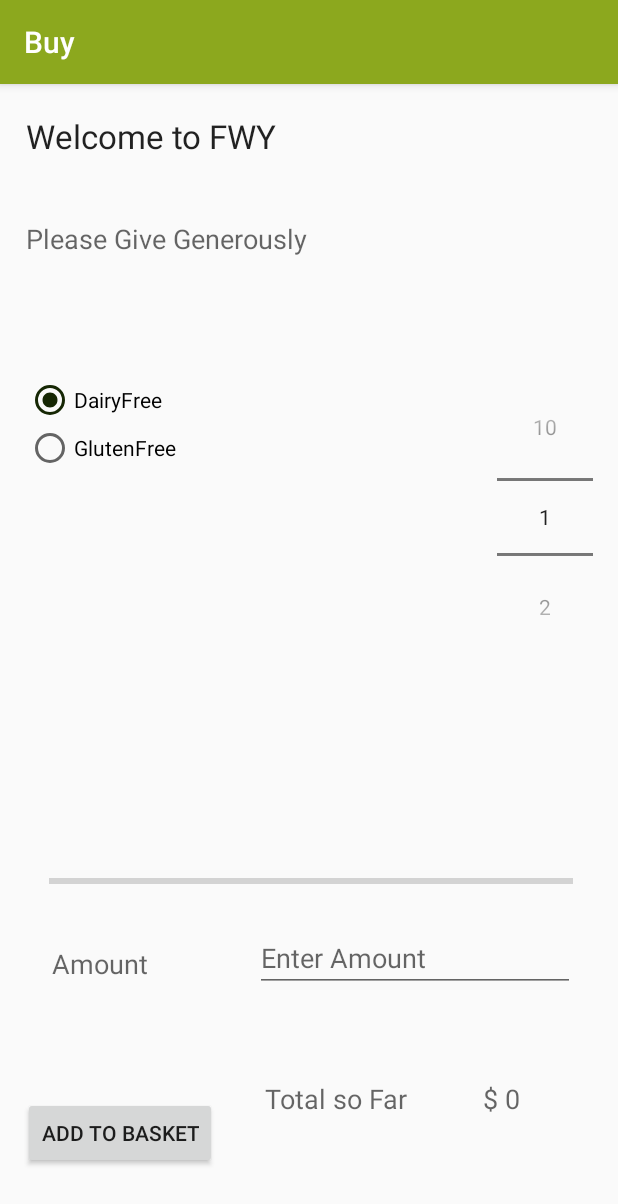
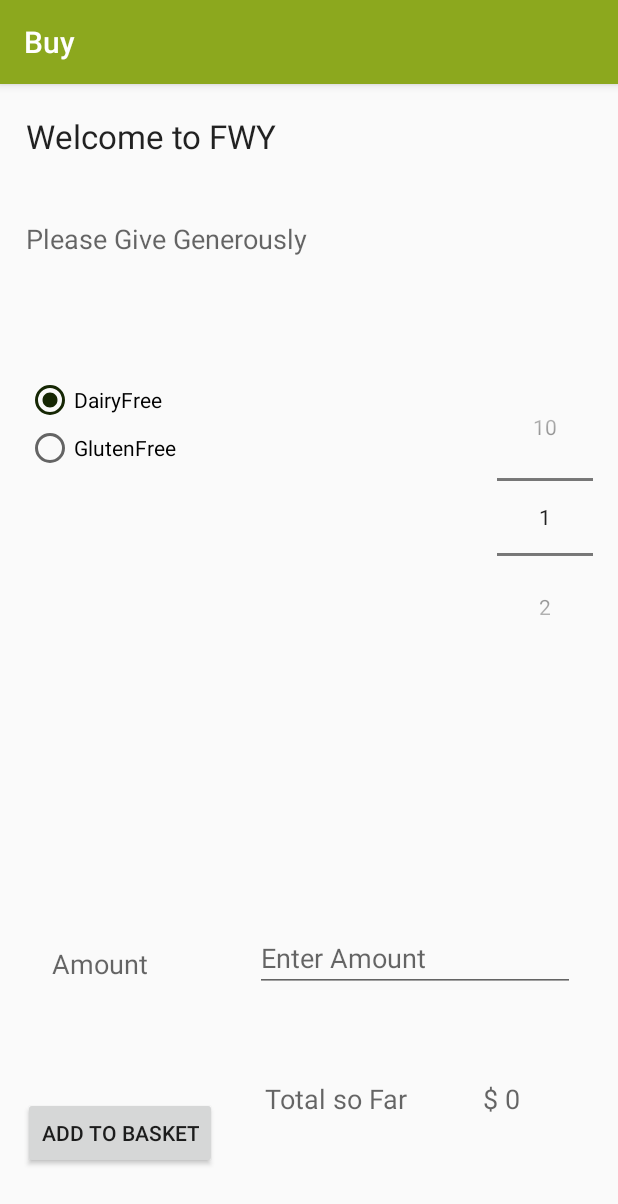
Before and after one commit to kellybertels/FoodYourWay, an Android app: the fragment FoodFragment shown on its own in the app's theme, on a phone screen of 412 x 824 dp. Shown: the top 1204 px of the screen. Run offline under Robolectric (Android 15) with nearby library versions, the phone set to English and light mode, and no system bars; our stand-ins replace Firebase (no records; nobody signed in at launch, a user with empty details on screens opened directly), Picasso; libraries missing offline, so code that uses them is left out: jp.wasabeef.picasso; pictures from the network do not load.

Commit message:
Progress bar limiting total amount, removed, does not apply to a Food delivery APP, client can expend and buy as much he wants.

```diff
--- a/app/src/main/java/ie/wit_student/fragments/FoodFragment.kt
+++ b/app/src/main/java/ie/wit_student/fragments/FoodFragment.kt
@@ -45,7 +45,7 @@ class FoodFragment : Fragment(), AnkoLogger {
         loader = createLoader(activity!!)
         activity?.title = getString(R.string.action_donate)
 
-        root.progressBar.max = 10
+
         root.amountPicker.minValue = 1
         root.amountPicker.maxValue = 10
 
@@ -69,14 +69,15 @@ class FoodFragment : Fragment(), AnkoLogger {
         layout.addButton.setOnClickListener {
             val amount = if (layout.paymentAmount.text.isNotEmpty())
                 layout.paymentAmount.text.toString().toInt() else layout.amountPicker.value
-            if(totalDonated >= layout.progressBar.max)
-                activity?.toast("Donate Amount Exceeded!")
-            else {
+
+
+
                 val alergens = if(layout.alergensGroup.checkedRadioButtonId == R.id.GlutenFree) "Glutenfree" else "DairyFree"
+
                 writeNewOrder(FoodModel(paymenttype = alergens, amount = amount,
                                                profilepic = app.userImage.toString(),
                                                email = app.auth.currentUser?.email))
-            }
+
         }
     }
 
@@ -127,7 +128,7 @@ class FoodFragment : Fragment(), AnkoLogger {
                     val product = it.getValue<FoodModel>(FoodModel::class.java)
                     totalDonated += product!!.amount
                 }
-                progressBar.progress = totalDonated
+
                 totalSoFar.text = format("$ $totalDonated")
             }
         }
--- a/app/src/main/res/layout/fragment_list.xml
+++ b/app/src/main/res/layout/fragment_list.xml
@@ -69,7 +69,6 @@
         android:id="@+id/alergensGroup"
         android:layout_width="181dp"
         android:layout_height="128dp"
-        android:layout_above="@+id/progressBar"
         android:layout_alignParentStart="true"
         android:layout_below="@+id/appSubtitle"
         android:layout_marginBottom="8dp"
@@ -116,25 +115,7 @@
         app:layout_constraintTop_toTopOf="parent"
         app:layout_constraintVertical_bias="0.333" />
 
-    <ProgressBar
-        android:id="@+id/progressBar"
-        style="?android:attr/progressBarStyleHorizontal"
-        android:layout_width="349dp"
-        android:layout_height="14dp"
-        android:layout_above="@+id/addButton"
-        android:layout_alignEnd="@+id/appSubtitle"
-        android:layout_alignParentStart="true"
-        android:layout_marginBottom="8dp"
-        android:layout_marginEnd="8dp"
-        android:layout_marginStart="8dp"
-        android:layout_marginTop="8dp"
-        android:indeterminate="false"
-        app:layout_constraintBottom_toBottomOf="parent"
-        app:layout_constraintEnd_toEndOf="parent"
-        app:layout_constraintHorizontal_bias="0.526"
-        app:layout_constraintStart_toStartOf="parent"
-        app:layout_constraintTop_toTopOf="parent"
-        app:layout_constraintVertical_bias="0.7" />
+
 
     <TextView
         android:id="@+id/amount"
```
